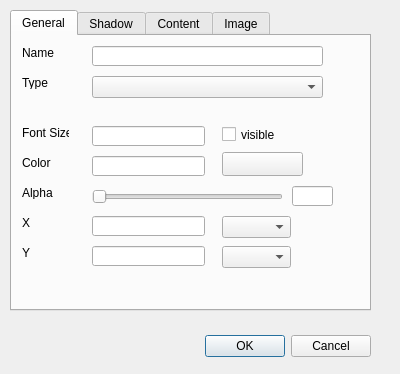
Old version of the form src/lgck-builder/dlgdisplay.ui in the repository cfrankb/lgck-src.
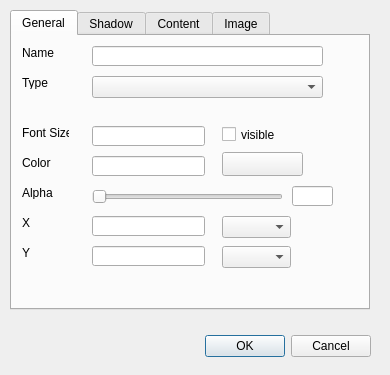
New version of the form. The open tabs and pages were chosen to show the change. Custom widgets are drawn as their Qt base class.

The edit to the form file:
```diff
--- a/src/lgck-builder/dlgdisplay.ui
+++ b/src/lgck-builder/dlgdisplay.ui
@@ -6,10 +6,22 @@
    <rect>
     <x>0</x>
     <y>0</y>
-    <width>400</width>
-    <height>374</height>
+    <width>390</width>
+    <height>375</height>
    </rect>
   </property>
+  <property name="minimumSize">
+   <size>
+    <width>390</width>
+    <height>375</height>
+   </size>
+  </property>
+  <property name="maximumSize">
+   <size>
+    <width>390</width>
+    <height>375</height>
+   </size>
+  </property>
   <property name="windowTitle">
    <string>Dialog</string>
   </property>
@@ -40,8 +52,8 @@
     <rect>
      <x>10</x>
      <y>10</y>
-     <width>361</width>
-     <height>301</height>
+     <width>360</width>
+     <height>300</height>
     </rect>
    </property>
    <property name="currentIndex">
```
Left out of the diff: 2 changed lines with no effect on the pictures.
